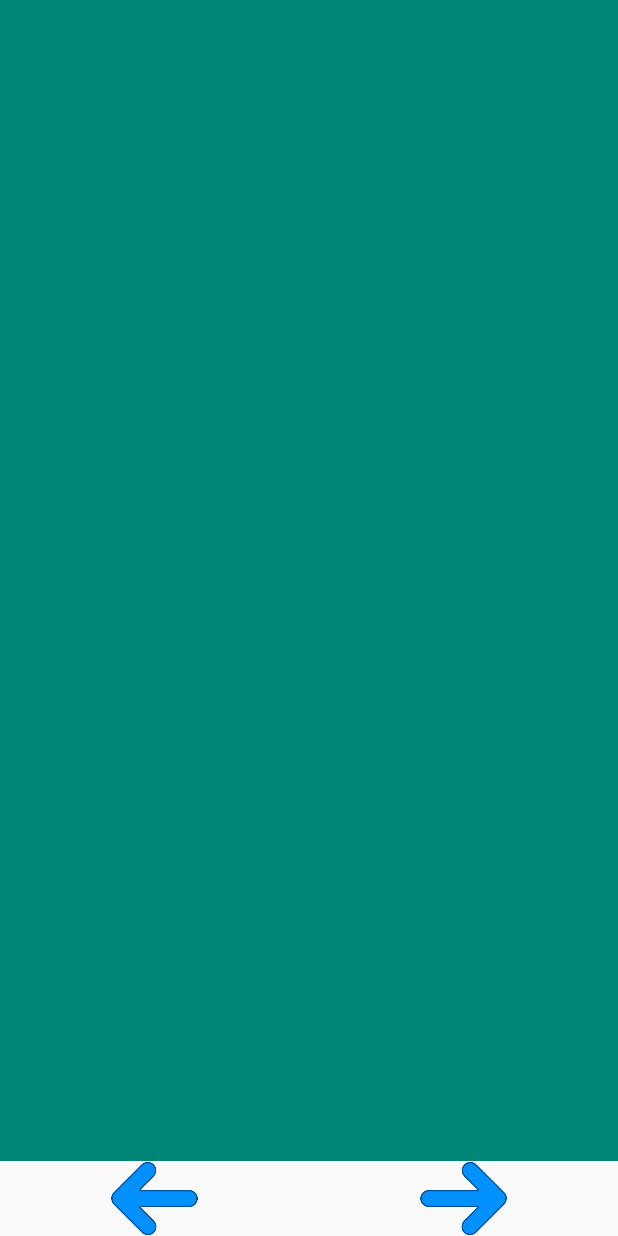
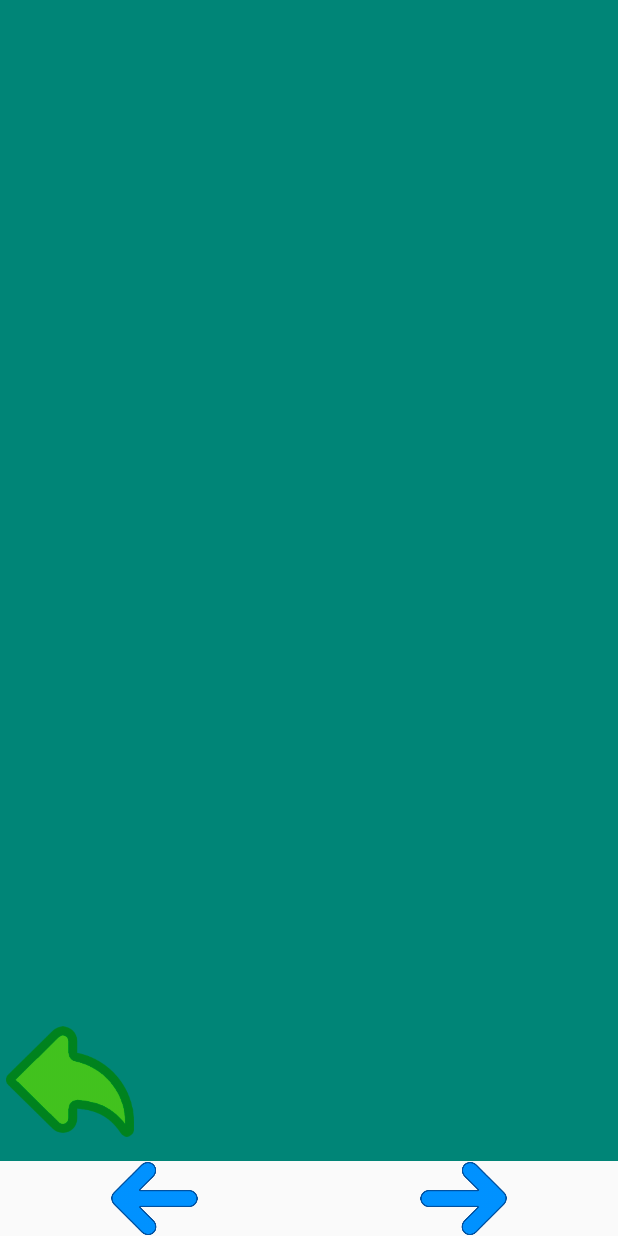
Before and after one commit to DmitriiLevchenko/AndroidGamesRepository, an Android app: the layout activity_evading_game.xml on its own in the app's theme, with its tools: preview values and no code run, on a phone screen of 412 x 824 dp. Run offline under Robolectric (Android 15) with nearby library versions, the phone set to English and light mode, and no system bars.

Commit message:
fix bugs

```diff
--- a/app/src/main/AndroidManifest.xml
+++ b/app/src/main/AndroidManifest.xml
@@ -4,9 +4,9 @@
 
     <application
         android:allowBackup="true"
-        android:icon="@mipmap/ic_launcher"
+        android:icon="@drawable/appiconnew"
         android:label="@string/app_name"
-        android:roundIcon="@mipmap/ic_launcher_round"
+        android:roundIcon="@drawable/appiconnew"
         android:supportsRtl="true"
         android:theme="@style/AppTheme">
         <activity android:name=".Rules"
--- a/app/src/main/java/EvadingLogik/GameViewEvading.java
+++ b/app/src/main/java/EvadingLogik/GameViewEvading.java
@@ -113,8 +113,6 @@ public class GameViewEvading extends SurfaceView implements Runnable {
                 intent.putExtra("game", "EVADE");
                 intent.putExtra("coins", "10");
                 context.startActivity(intent);
-
-
             }
             if(сoconut.isEnd(surfaceHolder.getSurfaceFrame().height(),unitH))
             {
--- a/app/src/main/java/com/example/rabgame/ChooseTypeOfGame.java
+++ b/app/src/main/java/com/example/rabgame/ChooseTypeOfGame.java
@@ -65,24 +65,28 @@ public class ChooseTypeOfGame extends AppCompatActivity {
     void CreateEvadeIntent() {
         Intent intent = new Intent(ChooseTypeOfGame.this, EvadingGame.class);
         startActivity(intent);
+        this.finish();
 
     }
 
     void CreateJumpIntent() {
         Intent intent = new Intent(ChooseTypeOfGame.this, JumpGame.class);
         startActivity(intent);
+        this.finish();
 
     }
 
     void CreateLimboIntent() {
         Intent intent = new Intent(ChooseTypeOfGame.this, LimboGame.class);
         startActivity(intent);
+        this.finish();
 
     }
 
     void CreatebackIntent() {
         Intent intent = new Intent(ChooseTypeOfGame.this, MainActivity.class);
         startActivity(intent);
+        this.finish();
 
     }
 }
--- a/app/src/main/java/com/example/rabgame/EvadingGame.java
+++ b/app/src/main/java/com/example/rabgame/EvadingGame.java
@@ -27,7 +27,7 @@ public class EvadingGame extends AppCompatActivity implements View.OnTouchListen
         setContentView(R.layout.activity_evading_game);
         GameViewEvading gameView = new GameViewEvading(this);
 
-        LinearLayout gameLayout = (LinearLayout) findViewById(R.id.gameLayout);
+        LinearLayout gameLayout = findViewById(R.id.gameLayout);
         gameLayout.addView(gameView); // и добавляем в него gameView
 
         ImageView leftButton = (ImageView) findViewById(R.id.left);
--- a/app/src/main/java/com/example/rabgame/MainActivity.java
+++ b/app/src/main/java/com/example/rabgame/MainActivity.java
@@ -68,7 +68,7 @@ public class MainActivity extends AppCompatActivity {
         myEditor = myPreferences.edit();
         if(CustomizedUser.skin == "null" && CustomizedUser.coins == -1)
         {
-            CustomizedUser.coins = myPreferences.getInt("coins", 1000);
+            CustomizedUser.coins = myPreferences.getInt("coins", 0);
             CustomizedUser.skin = myPreferences.getString("skin", "crab_1");
             //getDatefromSharedPreferences();
             Log.d(MainActivity.LOGNAME, String.valueOf(CustomizedUser.coins) + CustomizedUser.skin);
--- a/app/src/main/res/layout/activity_evading_game.xml
+++ b/app/src/main/res/layout/activity_evading_game.xml
@@ -7,14 +7,24 @@
     android:orientation="vertical"
     tools:context=".MainActivity">
 
-    <LinearLayout
+    <androidx.constraintlayout.widget.ConstraintLayout
         android:id="@+id/gameLayout"
         android:layout_width="match_parent"
         android:layout_height="373dp"
         android:layout_weight="100"
         android:background="@color/colorPrimary"
-        android:orientation="horizontal"
-        android:visibility="visible" />
+        android:visibility="visible" >
+
+        <ImageView
+            android:id="@+id/imageView3"
+            android:layout_width="85dp"
+            android:layout_height="98dp"
+            android:layout_marginStart="4dp"
+            android:layout_marginBottom="4dp"
+            app:layout_constraintBottom_toBottomOf="parent"
+            app:layout_constraintStart_toStartOf="parent"
+            app:srcCompat="@drawable/back_50" />
+    </androidx.constraintlayout.widget.ConstraintLayout>
 
     <LinearLayout
         android:layout_width="match_parent"
--- a/app/src/main/res/values/strings.xml
+++ b/app/src/main/res/values/strings.xml
@@ -1,3 +1,3 @@
 <resources>
-    <string name="app_name">Сrabgame</string>
+    <string name="app_name">Crabby Party</string>
 </resources>
```
Also changed, not shown: app/src/main/res/drawable/appiconnew.png (added).
